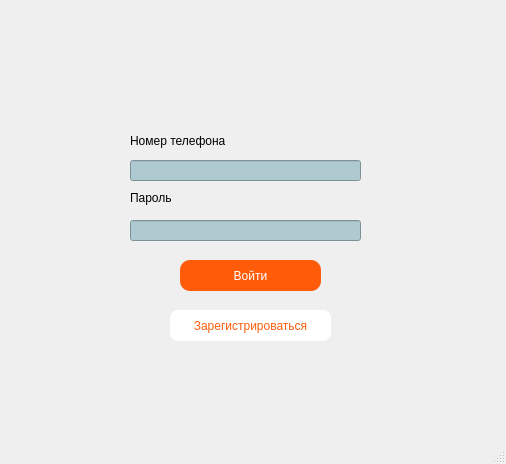
Old version of the form course/autho.ui in the repository TFed555/Coursework.
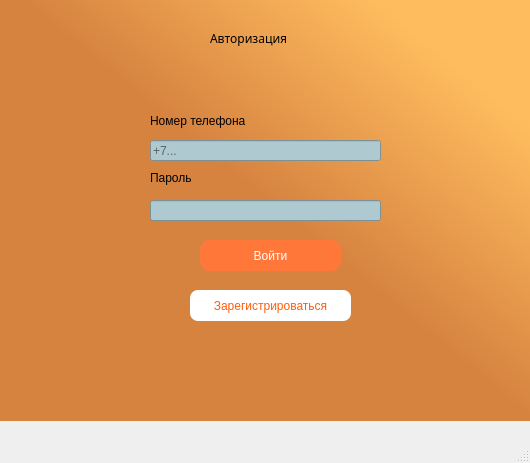
New version of the form. Icons and pictures are not drawn.

```diff
--- a/course/autho.ui
+++ b/course/autho.ui
@@ -6,19 +6,54 @@
    <rect>
     <x>0</x>
     <y>0</y>
-    <width>506</width>
-    <height>464</height>
+    <width>530</width>
+    <height>463</height>
    </rect>
   </property>
   <property name="windowTitle">
    <string>Autho</string>
   </property>
   <widget class="QWidget" name="centralwidget">
+   <widget class="QLabel" name="label">
+    <property name="geometry">
+     <rect>
+      <x>0</x>
+      <y>0</y>
+      <width>531</width>
+      <height>421</height>
+     </rect>
+    </property>
+    <property name="styleSheet">
+     <string notr="true">background-color: qlineargradient(spread:pad, x1:0, y1:1, x2:0.866, y2:0.164818, stop:0.60199 rgba(214, 131, 64, 255), stop:1 rgba(255, 188, 94, 255));</string>
+    </property>
+    <property name="text">
+     <string/>
+    </property>
+   </widget>
+   <widget class="QLabel" name="keylabel">
+    <property name="geometry">
+     <rect>
+      <x>110</x>
+      <y>190</y>
+      <width>31</width>
+      <height>31</height>
+     </rect>
+    </property>
+    <property name="text">
+     <string/>
+    </property>
+    <property name="pixmap">
+     <pixmap>icons/free-icon-door-key-435466.png</pixmap>
+    </property>
+    <property name="scaledContents">
+     <bool>true</bool>
+    </property>
+   </widget>
    <widget class="QLineEdit" name="pswdEdit">
     <property name="geometry">
      <rect>
-      <x>130</x>
-      <y>220</y>
+      <x>150</x>
+      <y>200</y>
       <width>231</width>
       <height>21</height>
      </rect>
@@ -36,12 +71,15 @@
    <widget class="QLabel" name="label_3">
     <property name="geometry">
      <rect>
-      <x>130</x>
-      <y>130</y>
+      <x>150</x>
+      <y>110</y>
       <width>111</width>
       <height>21</height>
      </rect>
     </property>
+    <property name="styleSheet">
+     <string notr="true">font: 8pt &quot;Cascadia Code&quot;;</string>
+    </property>
     <property name="text">
      <string>Номер телефона</string>
     </property>
@@ -49,43 +87,34 @@
    <widget class="QPushButton" name="authButton">
     <property name="geometry">
      <rect>
-      <x>180</x>
-      <y>260</y>
+      <x>200</x>
+      <y>240</y>
       <width>141</width>
       <height>31</height>
      </rect>
     </property>
     <property name="styleSheet">
-     <string notr="true">background: rgb(255, 92, 10);
+     <string notr="true">background: rgb(255, 120, 58);
 color: rgb(255, 255, 255);
-border-radius: 10px;</string>
+border-radius: 10px;
+font: 8pt &quot;Cascadia Code&quot;;</string>
     </property>
     <property name="text">
      <string>Войти</string>
     </property>
    </widget>
-   <widget class="QLineEdit" name="loginEdit">
+   <widget class="QLabel" name="label_6">
     <property name="geometry">
      <rect>
-      <x>130</x>
-      <y>160</y>
-      <width>231</width>
-      <height>21</height>
-     </rect>
-    </property>
-    <property name="styleSheet">
-     <string notr="true">background-color: rgb(174, 202, 208);</string>
-    </property>
-   </widget>
-   <widget class="QLabel" name="label_4">
-    <property name="geometry">
-     <rect>
-      <x>130</x>
-      <y>190</y>
+      <x>150</x>
+      <y>170</y>
       <width>55</width>
       <height>16</height>
      </rect>
     </property>
+    <property name="styleSheet">
+     <string notr="true">font: 8pt &quot;Cascadia Code&quot;;</string>
+    </property>
     <property name="text">
      <string>Пароль</string>
     </property>
@@ -93,8 +122,8 @@
    <widget class="QPushButton" name="regButton">
     <property name="geometry">
      <rect>
-      <x>170</x>
-      <y>310</y>
+      <x>190</x>
+      <y>290</y>
       <width>161</width>
       <height>31</height>
      </rect>
@@ -109,11 +138,11 @@
      <string>Зарегистрироваться</string>
     </property>
    </widget>
-   <widget class="QLabel" name="label">
+   <widget class="QLabel" name="userlabel">
     <property name="geometry">
      <rect>
-      <x>90</x>
-      <y>150</y>
+      <x>110</x>
+      <y>130</y>
       <width>31</width>
       <height>31</height>
      </rect>
@@ -128,23 +157,45 @@
      <bool>true</bool>
     </property>
    </widget>
+   <widget class="QLineEdit" name="loginEdit">
+    <property name="geometry">
+     <rect>
+      <x>150</x>
+      <y>140</y>
+      <width>231</width>
+      <height>21</height>
+     </rect>
+    </property>
+    <property name="styleSheet">
+     <string notr="true">background-color: rgb(174, 202, 208);</string>
+    </property>
+    <property name="placeholderText">
+     <string>+7...</string>
+    </property>
+   </widget>
    <widget class="QLabel" name="label_2">
     <property name="geometry">
      <rect>
-      <x>90</x>
-      <y>210</y>
-      <width>31</width>
-      <height>31</height>
+      <x>210</x>
+      <y>30</y>
+      <width>161</width>
+      <height>16</height>
      </rect>
     </property>
+    <property name="font">
+     <font>
+      <family>Cascadia Code</family>
+      <pointsize>9</pointsize>
+      <weight>50</weight>
+      <italic>false</italic>
+      <bold>false</bold>
+     </font>
+    </property>
+    <property name="styleSheet">
+     <string notr="true">font: 9pt &quot;Cascadia Code&quot;;</string>
+    </property>
     <property name="text">
-     <string/>
-    </property>
-    <property name="pixmap">
-     <pixmap>icons/free-icon-door-key-435466.png</pixmap>
-    </property>
-    <property name="scaledContents">
-     <bool>true</bool>
+     <string>Авторизация</string>
     </property>
    </widget>
   </widget>
```
Left out of the diff: 12 changed lines with no effect on the pictures.
